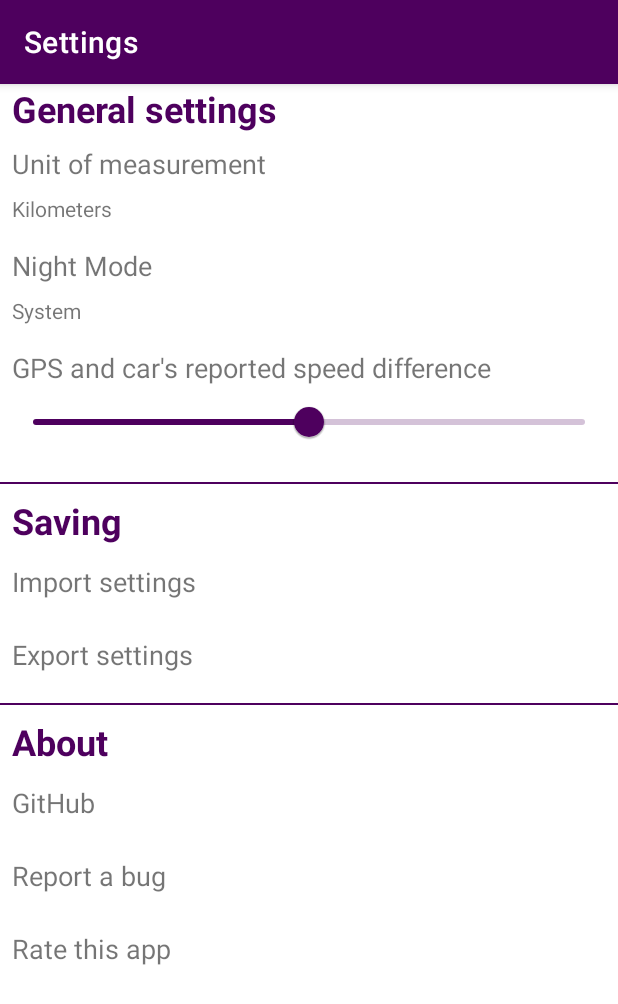
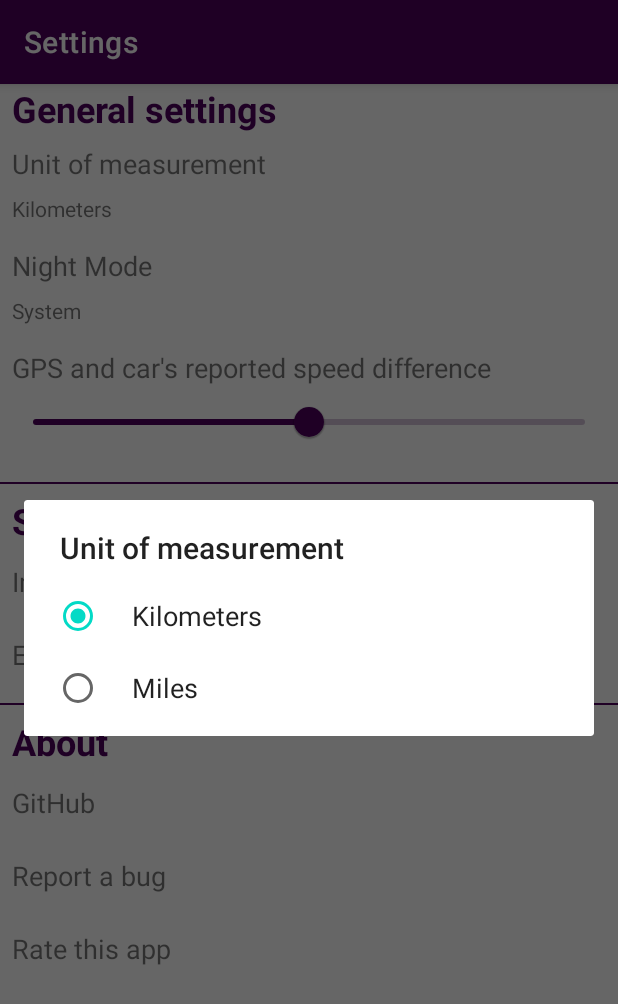
Before and after one commit to samlach2222/VelocityVolume, an Android app: the fragment SettingsFragment shown on its own in the app's theme, after a tap on "Unit of measurement", on a phone screen of 412 x 824 dp. Shown: the top 1004 px of the screen. Run offline under Robolectric (Android 15) with nearby library versions, the light colour scheme and no system bars.

Commit message:
Settings unit and night mode dialog

```diff
--- a/app/src/main/java/com/samlach2222/velocityvolume/ui/Settings/SettingsFragment.kt
+++ b/app/src/main/java/com/samlach2222/velocityvolume/ui/Settings/SettingsFragment.kt
@@ -1,17 +1,13 @@
 package com.samlach2222.velocityvolume.ui.Settings
 
-import android.app.AlertDialog
 import android.content.Intent
-import android.content.res.Resources
 import android.net.Uri
 import android.os.Bundle
 import android.view.LayoutInflater
-import android.view.MotionEvent
 import android.view.View
 import android.view.ViewGroup
-import android.widget.NumberPicker
-import android.widget.RadioGroup
 import android.widget.Toast
+import androidx.appcompat.app.AlertDialog
 import androidx.appcompat.app.AppCompatActivity
 import androidx.constraintlayout.widget.ConstraintLayout
 import androidx.drawerlayout.widget.DrawerLayout
@@ -22,6 +18,7 @@ import com.google.android.play.core.review.ReviewManagerFactory
 import com.samlach2222.velocityvolume.ProfileDrawerActivity
 import com.samlach2222.velocityvolume.R
 import com.samlach2222.velocityvolume.databinding.FragmentSettingsBinding
+
 
 // Internal values have to be the same in every language
 const val milesString = "miles"
@@ -152,13 +149,50 @@ class SettingsFragment : Fragment() {
     }
 
     private fun showUnitDialog() {
-        // TODO : Show unit dialog with radio buttons in a vertical orientation and get the selected value
-        DEBUGToast("showUnitDialog isn't implemented")
+        val dialogBuilder = AlertDialog.Builder(this.requireContext())
+        dialogBuilder.setTitle(resources.getString(R.string.unit_of_measurement))
+        val items = resources.getStringArray(R.array.units_of_measurement)
+        val checkedItem = 0  // TODO : Get the unit stored in the saved settings
+        dialogBuilder.setSingleChoiceItems(
+            items, checkedItem
+        ) { dialog, which ->
+            when (which) {
+                0 -> unitChange(kilometersString)
+                1 -> unitChange(milesString)
+            }
+            dialog.dismiss()
+        }
+        val dialog = dialogBuilder.create()
+        dialog.show()
+    }
+
+    private fun unitChange(selectedValue: String) {
+        // TODO : Update the saved settings with the selected unit
+        DEBUGToastSelectedValue(selectedValue)
     }
 
     private fun showNightModeDialog() {
-        // TODO : Show night mode dialog with radio buttons in a vertical orientation and get the selected value
-        DEBUGToast("showNightModeDialog isn't implemented")
+        val dialogBuilder = AlertDialog.Builder(this.requireContext())
+        dialogBuilder.setTitle(resources.getString(R.string.night_mode))
+        val items = resources.getStringArray(R.array.night_modes)
+        val checkedItem = 0  // TODO : Get the unit stored in the saved settings
+        dialogBuilder.setSingleChoiceItems(
+            items, checkedItem
+        ) { dialog, which ->
+            when (which) {
+                0 -> nightModeChange(systemString)
+                1 -> nightModeChange(onString)
+                2 -> nightModeChange(offString)
+            }
+            dialog.dismiss()
+        }
+        val dialog = dialogBuilder.create()
+        dialog.show()
+    }
+
+    private fun nightModeChange(selectedValue: String) {
+        // TODO : Update the saved settings with the selected night mode
+        DEBUGToastSelectedValue(selectedValue)
     }
 
     private fun onSliderGPSSensibilityStopTrackingTouch(slider: Slider) {
--- a/app/src/main/res/values/strings.xml
+++ b/app/src/main/res/values/strings.xml
@@ -36,18 +36,21 @@
     <string name="settings_scroll_contentDescription">Settings of Velocity Volume</string>
     <string name="general_settings">General settings</string>
     <string name="unit_of_measurement">Unit of measurement</string>
+    <string name="kilometers">Kilometers</string>
     <string name="miles">Miles</string>
-    <string name="kilometers">Kilometers</string>
+    <string-array name="units_of_measurement">
+        <item>@string/kilometers</item>
+        <item>@string/miles</item>
+    </string-array>
+    <string name="night_mode">Night Mode</string>
+    <string name="system">System</string>
+    <string name="on">On</string>
+    <string name="off">Off</string>
     <string-array name="night_modes">
         <item>@string/system</item>
         <item>@string/on</item>
         <item>@string/off</item>
     </string-array>
-    <string name="system">System</string>
-    <string name="on">On</string>
-    <string name="off">Off</string>
-    <string name="night_mode_selector">Night Mode selector</string>
-    <string name="night_mode">Night Mode</string>
     <string name="gps_sensibility">GPS Sensibility</string>
     <string name="gps_sensibility_message">Difference between GPS reported speed and actual speed</string>
     <string name="saving">Saving</string>
```
